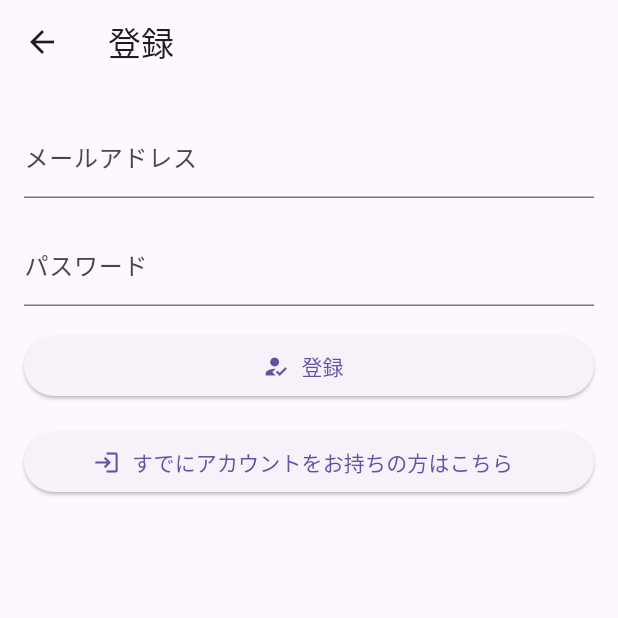
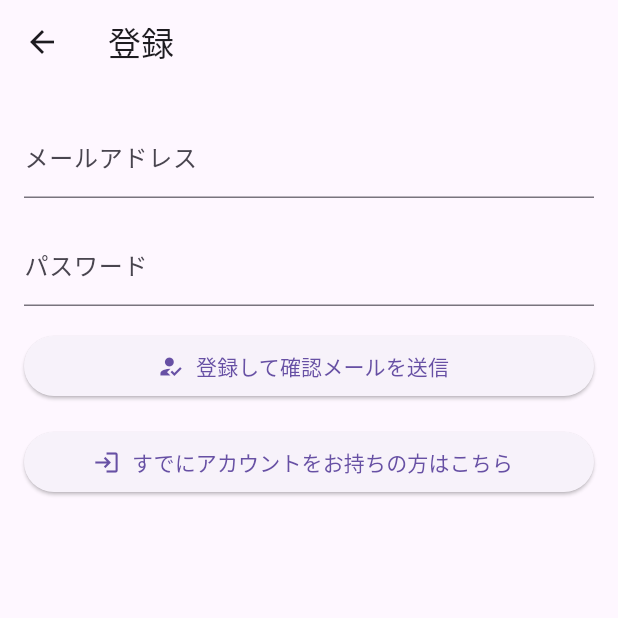
Before and after one commit to yuki-4201/Door_App_Public, a Flutter app: the RegisterPage screen opened directly, on a phone screen of 412 x 824 dp, the top half of it. Run offline on Flutter 3.47's test engine with Material 3 defaults, Android fonts, the phone set to English and light mode, and no system bars; our stand-ins replace flutter_dotenv, flutter_secure_storage, supabase_flutter; accounts and stored records are empty.

Commit message:
Update register_page.dart

```diff
--- a/lib/pages/register_page.dart
+++ b/lib/pages/register_page.dart
@@ -91,9 +91,8 @@ class _RegisterPageState extends State<RegisterPage> {
             ),
             formSpacer,
             ElevatedButton.icon(
-              onPressed: ()async{await _isLoading ? null : _signUp;
-                            context.showErrorSnackBar(message: "メールを送信しました。");},
-              label: const Text('登録'),
+              onPressed: _isLoading ? null : _signUp,
+              label: const Text('登録して確認メールを送信'),
               icon: const Icon(Icons.how_to_reg),
             ),
             formSpacer,
```
